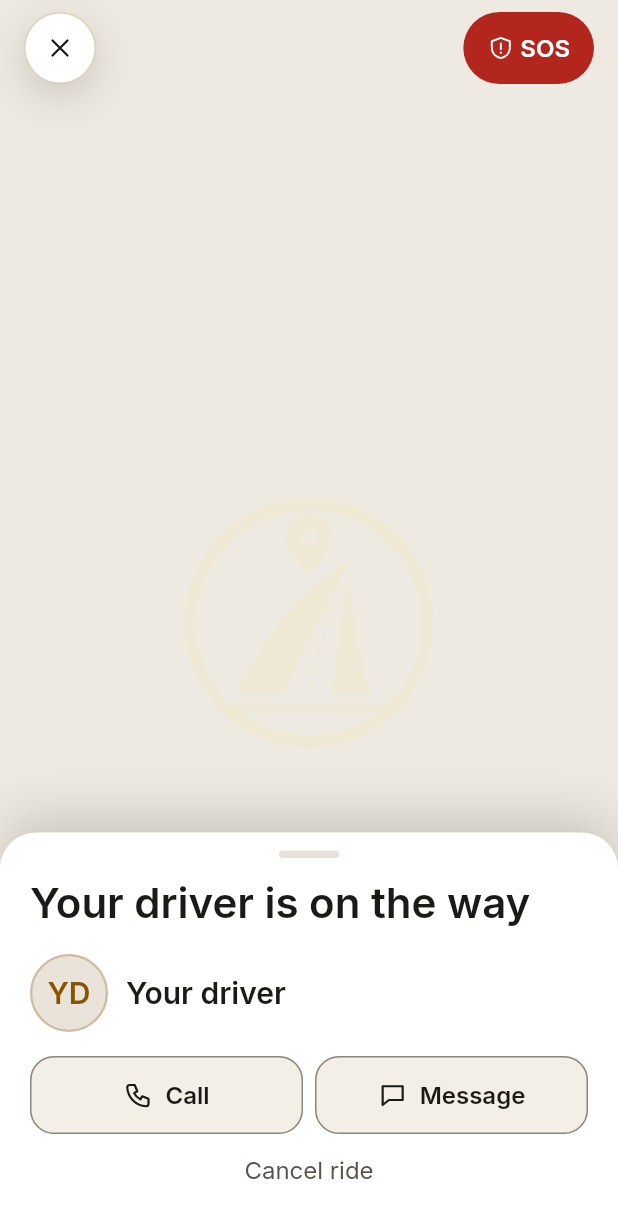
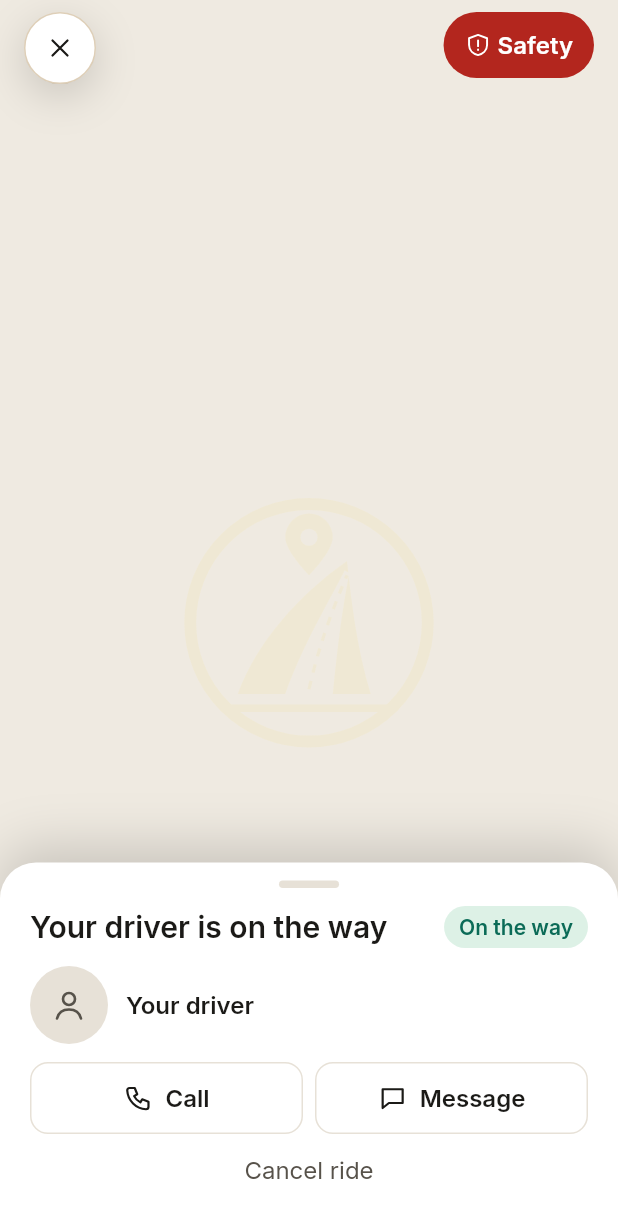
Before and after one commit to SaaradhiGo/SaaradhiGo-mobile, a Flutter app: the DriverFoundScreen screen opened by its route, on a phone screen of 412 x 824 dp. Shown: the top 1218 px of the screen. Run offline on Flutter 3.47's test engine with Material 3 defaults, Android fonts, the phone set to English and light mode, and no system bars; our stand-ins replace firebase_core, firebase_messaging, flutter_dotenv, flutter_local_notifications, flutter_riverpod, flutter_secure_storage and 11 more; missing offline and left inert: cached_network_image_ce, dart:js, flutter_background_service, flutter_cashfree_pg_sdk, flutter_polyline_points, razorpay_flutter; accounts and stored records are empty; network calls fail.

Commit message:
Rider: Choose a ride with locked fares, and the arriving sheet
Signed-in design (2026-11-08). Choose: one row per priced class with
"Locked" when the quote has a quote_id, "Fare held N min" from
quote_expires_at, and Book. Arriving: ETA and status pill, driver and
plate, the ride code as six dots until Show, class and locked fare.

Co-Authored-By: Claude Opus 5.5 <noreply@anthropic.com>

```diff
--- a/lib/l10n/app_en.arb
+++ b/lib/l10n/app_en.arb
@@ -479,5 +479,23 @@
   "deleteAccountFailed": "Could not delete your account. Try again.",
   "@deleteAccountFailed": {"description": "Delete account failed"},
   "menu": "Menu",
-  "@menu": {"description": "Home: the menu button over the map"}
+  "@menu": {"description": "Home: the menu button over the map"},
+  "chooseARide": "Choose a ride",
+  "@chooseARide": {"description": "Choose a ride sheet title"},
+  "fareHeldMin": "Fare held {n} min",
+  "@fareHeldMin": {"description": "Choose a ride: how long the quoted fare is held (from quote_expires_at)", "placeholders": {"n": {"type": "int"}}},
+  "arrivingInMin": "Arriving in {n} min",
+  "@arrivingInMin": {"description": "Driver arriving: title with the pickup ETA", "placeholders": {"n": {"type": "int"}}},
+  "statusOnTheWay": "On the way",
+  "@statusOnTheWay": {"description": "Driver arriving: status pill"},
+  "statusArrived": "Arrived",
+  "@statusArrived": {"description": "Driver arriving: status pill once the driver is at the pickup"},
+  "yourRideCode": "Your ride code",
+  "@yourRideCode": {"description": "Driver arriving: ride code panel label"},
+  "tellDriverInPerson": "Tell the driver in person",
+  "@tellDriverInPerson": {"description": "Driver arriving: ride code panel hint"},
+  "showCode": "Show",
+  "@showCode": {"description": "Ride code panel: reveal the code"},
+  "hideCode": "Hide",
+  "@hideCode": {"description": "Ride code panel: hide the code"}
 }
--- a/lib/l10n/app_localizations.dart
+++ b/lib/l10n/app_localizations.dart
@@ -1539,6 +1539,60 @@ abstract class AppLocalizations {
   /// In en, this message translates to:
   /// **'Menu'**
   String get menu;
+
+  /// Choose a ride sheet title
+  ///
+  /// In en, this message translates to:
+  /// **'Choose a ride'**
+  String get chooseARide;
+
+  /// Choose a ride: how long the quoted fare is held (from quote_expires_at)
+  ///
+  /// In en, this message translates to:
+  /// **'Fare held {n} min'**
+  String fareHeldMin(int n);
+
+  /// Driver arriving: title with the pickup ETA
+  ///
+  /// In en, this message translates to:
+  /// **'Arriving in {n} min'**
+  String arrivingInMin(int n);
+
+  /// Driver arriving: status pill
+  ///
+  /// In en, this message translates to:
+  /// **'On the way'**
+  String get statusOnTheWay;
+
+  /// Driver arriving: status pill once the driver is at the pickup
+  ///
+  /// In en, this message translates to:
+  /// **'Arrived'**
+  String get statusArrived;
+
+  /// Driver arriving: ride code panel label
+  ///
+  /// In en, this message translates to:
+  /// **'Your ride code'**
+  String get yourRideCode;
+
+  /// Driver arriving: ride code panel hint
+  ///
+  /// In en, this message translates to:
+  /// **'Tell the driver in person'**
+  String get tellDriverInPerson;
+
+  /// Ride code panel: reveal the code
+  ///
+  /// In en, this message translates to:
+  /// **'Show'**
+  String get showCode;
+
+  /// Ride code panel: hide the code
+  ///
+  /// In en, this message translates to:
+  /// **'Hide'**
+  String get hideCode;
 }
 
 class _AppLocalizationsDelegate
--- a/lib/l10n/needs_native_review.txt
+++ b/lib/l10n/needs_native_review.txt
@@ -6,3 +6,7 @@ searchADestination, menu, accountYourTrips, accountTripsHint, accountSavedPlaces
 accountNoSavedPlaces, accountPayment, accountTheme, accountHelp, accountSignOut,
 accountDelete, deleteAccountTitle, deleteAccountBody, deleteAccountConfirm,
 deleteAccountFailed
+
+Signed-in designs, 2026-11-08 (choose a ride, driver arriving):
+chooseARide, fareHeldMin, arrivingInMin, statusOnTheWay, statusArrived,
+yourRideCode, tellDriverInPerson, showCode, hideCode
--- a/lib/screens/home/rider_flow_screens.dart
+++ b/lib/screens/home/rider_flow_screens.dart
@@ -745,6 +745,12 @@ class _DriverFoundScreenState extends State<DriverFoundScreen> {
         final who = d.first.isEmpty ? l.yourDriver : d.first;
         final headline = arrived ? l.driverArrived(who) : l.driverOnWay(who);
         void sos() => showSafetySheet(context, trip: d.safety);
+        final fare = _lockedFare(mapProvider);
+        final type = mapProvider.selectedVehicleType;
+        final locked =
+            type != null &&
+            (mapProvider.fareEstimates[type]?['quote_id']?.toString() ?? '')
+                .isNotEmpty;
 
         return PopScope(
           canPop: _canPop,
@@ -770,13 +776,21 @@ class _DriverFoundScreenState extends State<DriverFoundScreen> {
             },
             topRight: SgSosPill(
               key: const ValueKey('arriving_sos_button'),
+              label: l.safety,
               onTap: sos,
             ),
             sheet: ArrivingT2Sheet(
-              // The pickup ETA at 52px only when there is one.
-              eta: (arrived || mins == null) ? null : l.minutesShort(mins),
+              // "Arriving in N min" only when there is a pickup ETA.
+              eta: (arrived || mins == null) ? null : l.arrivingInMin(mins),
               headline: headline,
               meetLine: d.meetLine,
+              status: arrived ? l.statusArrived : l.statusOnTheWay,
+              fareLine: [
+                vehicleClassName(mapProvider.selectedVehicleType),
+                paymentMethodLabel(l, mapProvider.selectedPaymentMethod),
+              ].where((s) => s.isNotEmpty).join(' \u00b7 '),
+              fareText: fare.fareText,
+              lockedLabel: locked ? l.locked : null,
               driver: SgDriverRow(
                 name: d.card.name,
                 rating: d.card.rating,
@@ -787,12 +801,14 @@ class _DriverFoundScreenState extends State<DriverFoundScreen> {
               pinPanel: d.pin.isEmpty
                   ? null
                   : SgPinPanel(
-                      label: l.ridePin,
-                      hint: l.ridePinHint,
+                      label: l.yourRideCode,
+                      hint: l.tellDriverInPerson,
                       pin: d.pin,
+                      showLabel: l.showCode,
+                      hideLabel: l.hideCode,
                     ),
-              // TODO(data): share trip, masked calling and the trip-share
-              // contact are not available, so there is no Share button.
+              // Share trip waits for a trip-share API (RiderFlags.shareTrip);
+              // Message stands in the second slot.
               actions: [
                 SgIconButtonWide(
                   key: const Key('arriving_call'),
--- a/lib/ui/sg_widgets.dart
+++ b/lib/ui/sg_widgets.dart
@@ -122,9 +122,9 @@ class SgPrimaryButton extends StatelessWidget {
     final on = onPressed != null;
     return Material(
       color: on ? SgColors.gold500 : SgColors.bg300,
-      borderRadius: BorderRadius.circular(SgRadius.md),
+      borderRadius: BorderRadius.circular(SgSpace.s3),
       child: InkWell(
-        borderRadius: BorderRadius.circular(SgRadius.md),
+        borderRadius: BorderRadius.circular(SgSpace.s3),
         onTap: onPressed,
         child: Container(
           height: 56,
--- a/lib/ui/trip_t2_widgets.dart
+++ b/lib/ui/trip_t2_widgets.dart
@@ -7,18 +7,21 @@ import 'package:flutter/material.dart';
 import 'sg_text.dart';
 import 'sg_tokens.dart';
 import 'sg_widgets.dart';
-import 'trip_widgets.dart' show SgStar, formatPlate, initialsOf;
+import 'trip_widgets.dart' show formatPlate;
 
 /// The red SOS pill, top right on the arriving and on-trip screens. It opens
 /// the existing safety flow.
 class SgSosPill extends StatelessWidget {
-  const SgSosPill({super.key, required this.onTap});
+  const SgSosPill({super.key, required this.onTap, this.label = 'SOS'});
   final VoidCallback onTap;
+
+  /// "Safety" on the arriving screen (design); SOS elsewhere.
+  final String label;
 
   @override
   Widget build(BuildContext context) => Semantics(
     button: true,
-    label: 'SOS',
+    label: label,
     excludeSemantics: true,
     child: Material(
       color: SgColors.danger,
@@ -28,8 +31,8 @@ class SgSosPill extends StatelessWidget {
         onTap: onTap,
         borderRadius: BorderRadius.circular(SgRadius.pill),
         child: Container(
-          height: kSgTouch,
-          padding: const EdgeInsets.symmetric(horizontal: SgSpace.s4),
+          height: 44,
+          padding: const EdgeInsets.symmetric(horizontal: 14),
           alignment: Alignment.center,
           child: Row(
             mainAxisSize: MainAxisSize.min,
@@ -37,7 +40,7 @@ class SgSosPill extends StatelessWidget {
               SgIcon(SgIcons.shield, size: 18, color: SgColors.onDanger),
               const SizedBox(width: SgSpace.s1),
               Text(
-                'SOS',
+                label,
                 style: SgText.body.copyWith(
                   color: SgColors.onDanger,
                   fontWeight: FontWeight.w600,
@@ -124,28 +127,37 @@ class SgNumberPlate extends StatelessWidget {
   }
 }
 
-/// The ride PIN on noir: every digit, gold, letter-spaced, 38px.
-class SgPinPanel extends StatelessWidget {
+/// The ride code (signed-in design rider-app-trip): hidden as six dots until
+/// the rider taps Show, so it is not read off the screen by someone nearby.
+class SgPinPanel extends StatefulWidget {
   const SgPinPanel({
     super.key,
     required this.label,
     required this.hint,
     required this.pin,
+    this.showLabel = 'Show',
+    this.hideLabel = 'Hide',
   });
   final String label;
   final String hint;
   final String pin;
+  final String showLabel;
+  final String hideLabel;
+
+  @override
+  State<SgPinPanel> createState() => _SgPinPanelState();
+}
+
+class _SgPinPanelState extends State<SgPinPanel> {
+  bool _shown = false;
 
   @override
   Widget build(BuildContext context) => Container(
     key: const Key('pin_panel'),
-    padding: const EdgeInsets.symmetric(
-      horizontal: SgSpace.s4,
-      vertical: SgSpace.s3,
-    ),
+    padding: const EdgeInsets.symmetric(horizontal: 14, vertical: SgSpace.s3),
     decoration: BoxDecoration(
-      color: SgColors.black,
-      borderRadius: BorderRadius.circular(SgRadius.lg),
+      color: SgColors.codeSoft,
+      borderRadius: BorderRadius.circular(SgSpace.s3),
     ),
     child: Row(
       children: [
@@ -154,24 +166,59 @@ class SgPinPanel extends StatelessWidget {
             crossAxisAlignment: CrossAxisAlignment.start,
             children: [
               Text(
-                label.toUpperCase(),
-                style: SgText.eyebrow.copyWith(color: SgColors.brandGold),
+                widget.label,
+                style: SgText.caption.copyWith(
+                  color: SgColors.goldText,
+                  fontWeight: FontWeight.w600,
                 ),
-              const SizedBox(height: 2),
-              Text(
-                hint,
-                style: SgText.caption.copyWith(color: SgPalette.dark.inkMuted),
               ),
+              Text(widget.hint, style: SgText.caption),
             ],
           ),
         ),
+        const SizedBox(width: SgSpace.s2),
+        if (_shown)
           Text(
-          pin,
+            widget.pin,
             key: const Key('ride_pin'),
-          style: SgText.fare.copyWith(
-            fontSize: SgText.sizeDisplay,
-            height: 1,
-            color: SgColors.brandGold,
+            style: SgText.title.copyWith(
+              letterSpacing: 2,
+              fontFeatures: const [FontFeature.tabularFigures()],
+            ),
+          )
+        else
+          Row(
+            key: const Key('ride_pin_dots'),
+            mainAxisSize: MainAxisSize.min,
+            children: [
+              for (var i = 0; i < widget.pin.length; i++) ...[
+                if (i > 0) const SizedBox(width: 5),
+                Container(
+                  width: 9,
+                  height: 9,
+                  decoration: BoxDecoration(
+                    color: SgColors.ink,
+                    shape: BoxShape.circle,
+                  ),
+                ),
+              ],
+            ],
+          ),
+        const SizedBox(width: SgSpace.s2),
+        InkWell(
+          key: const Key('ride_pin_toggle'),
+          onTap: () => setState(() => _shown = !_shown),
+          child: ConstrainedBox(
+            constraints: const BoxConstraints(minHeight: 44, minWidth: 44),
+            child: Center(
+              child: Text(
+                _shown ? widget.hideLabel : widget.showLabel,
+                style: SgText.caption.copyWith(
+                  color: SgColors.goldText,
+                  fontWeight: FontWeight.w600,
+                ),
+              ),
+            ),
           ),
         ),
       ],
@@ -200,50 +247,25 @@ class SgDriverRow extends StatelessWidget {
   @override
   Widget build(BuildContext context) => Row(
     children: [
-      // TODO(data): driver photo, trip count and languages are not sent;
-      // initials stand in.
+      // TODO(data): driver photo is not sent; a person icon stands in.
       Container(
         width: 52,
         height: 52,
         alignment: Alignment.center,
-        decoration: BoxDecoration(
-          color: SgColors.bg300,
-          shape: BoxShape.circle,
-          border: Border.all(color: SgColors.goldLine, width: 1.5),
-        ),
-        child: Text(
-          initialsOf(name),
-          style: SgText.title.copyWith(color: SgColors.goldText),
-        ),
+        decoration: BoxDecoration(color: SgColors.line, shape: BoxShape.circle),
+        child: SgIcon(SgIcons.user, size: 24, color: SgColors.inkMuted),
       ),
       const SizedBox(width: SgSpace.s3),
       Expanded(
         child: Column(
           crossAxisAlignment: CrossAxisAlignment.start,
           children: [
-            Row(
-              children: [
-                Flexible(
-                  child: Text(
-                    name,
+            Text(
+              rating == null ? name : '$name \u00b7 $rating',
+              key: const Key('driver_name_line'),
               maxLines: 1,
               overflow: TextOverflow.ellipsis,
-                    style: SgText.title,
-                  ),
-                ),
-                if (rating != null) ...[
-                  const SizedBox(width: SgSpace.s2),
-                  SgStar(color: SgColors.goldText),
-                  const SizedBox(width: 2),
-                  Text(
-                    rating!,
-                    style: SgText.caption.copyWith(
-                      color: SgColors.goldText,
-                      fontWeight: FontWeight.w600,
-                    ),
-                  ),
-                ],
-              ],
+              style: SgText.body.copyWith(fontWeight: FontWeight.w600),
             ),
             if (vehicleLine != null && vehicleLine!.isNotEmpty)
               Text(
@@ -252,14 +274,33 @@ class SgDriverRow extends StatelessWidget {
                 overflow: TextOverflow.ellipsis,
                 style: SgText.caption,
               ),
-            if (plate != null && plate!.isNotEmpty)
-              Padding(
-                padding: const EdgeInsets.only(top: SgSpace.s1),
-                child: SgNumberPlate(plate!, indian: indianPlate),
-              ),
           ],
         ),
       ),
+      if (plate != null && plate!.isNotEmpty) ...[
+        const SizedBox(width: SgSpace.s2),
+        Flexible(
+          child: FittedBox(
+            fit: BoxFit.scaleDown,
+            alignment: Alignment.centerRight,
+            child: Container(
+              key: const Key('plate_box'),
+              padding: const EdgeInsets.symmetric(horizontal: 8, vertical: 6),
+              decoration: BoxDecoration(
+                borderRadius: BorderRadius.circular(SgSpace.s2),
+                border: Border.all(color: SgColors.ink, width: 2),
+              ),
+              child: Text(
+                formatPlate(plate!),
+                style: SgText.caption.copyWith(
+                  color: SgColors.ink,
+                  fontWeight: FontWeight.w600,
+                ),
+              ),
+            ),
+          ),
+        ),
+      ],
       ?trailing,
     ],
   );
@@ -283,16 +324,16 @@ class SgIconButtonWide extends StatelessWidget {
   Widget build(BuildContext context) {
     final c = danger ? SgColors.danger : SgColors.ink;
     return Material(
-      color: SgColors.bg200,
-      borderRadius: BorderRadius.circular(SgRadius.md),
+      color: SgColors.bg100,
+      borderRadius: BorderRadius.circular(SgSpace.s3),
       child: InkWell(
         onTap: onTap,
-        borderRadius: BorderRadius.circular(SgRadius.md),
+        borderRadius: BorderRadius.circular(SgSpace.s3),
         child: Container(
-          height: 52,
+          height: 48,
           decoration: BoxDecoration(
-            borderRadius: BorderRadius.circular(SgRadius.md),
-            border: Border.all(color: SgColors.lineStrong),
+            borderRadius: BorderRadius.circular(SgSpace.s3),
+            border: Border.all(color: SgColors.line),
           ),
           child: Row(
             mainAxisAlignment: MainAxisAlignment.center,
@@ -318,7 +359,8 @@ class SgIconButtonWide extends StatelessWidget {
   }
 }
 
-/// Driver arriving (screen 7).
+/// Driver arriving (signed-in design rider-app-trip): the ETA and status, the
+/// driver and plate, the ride code, the class and locked fare, then actions.
 class ArrivingT2Sheet extends StatelessWidget {
   const ArrivingT2Sheet({
     super.key,
@@ -328,19 +370,33 @@ class ArrivingT2Sheet extends StatelessWidget {
     required this.actions,
     this.eta,
     this.meetLine,
+    this.status,
+    this.fareLine,
+    this.fareText,
+    this.lockedLabel,
     this.cancelLabel,
     this.onCancel,
     this.cancelNote,
   });
 
-  /// "4 min" at 52px, or null when there is no pickup ETA.
+  /// "Arriving in 4 min", or null when there is no pickup ETA.
   final String? eta;
 
-  /// Under the ETA ("Ravi is on the way"), or alone when there is no ETA.
+  /// "Ravi is on the way": the title when there is no ETA.
   final String headline;
   final String? meetLine;
+
+  /// The pill beside the title: "On the way", "Arrived".
+  final String? status;
   final Widget driver;
   final Widget? pinPanel;
+
+  /// "Mini · Cash" and the fare the rider booked at.
+  final String? fareLine;
+  final String? fareText;
+
+  /// "Locked", only when the booking used a quote.
+  final String? lockedLabel;
   final List<Widget> actions;
   final String? cancelLabel;
   final VoidCallback? onCancel;
@@ -353,29 +409,59 @@ class ArrivingT2Sheet extends StatelessWidget {
         mainAxisSize: MainAxisSize.min,
         crossAxisAlignment: CrossAxisAlignment.stretch,
         children: [
-          if (eta != null)
+          Row(
+            children: [
+              Expanded(
+                child: Column(
+                  crossAxisAlignment: CrossAxisAlignment.start,
+                  children: [
                     Text(
-              eta!,
-              key: const Key('arriving_eta'),
-              style: SgText.fare.copyWith(
-                fontSize: SgText.sizeDisplay,
-                height: 1,
-              ),
-            ),
-          Text(
-            headline,
+                      eta ?? headline,
                       key: const Key('arriving_headline'),
-            style: eta == null ? SgText.heading : SgText.title,
+                      style: SgText.title,
                     ),
                     if (meetLine != null && meetLine!.isNotEmpty)
                       Text(meetLine!, style: SgText.caption),
-          const SizedBox(height: SgSpace.s4),
+                  ],
+                ),
+              ),
+              if (status != null) SgStatusPill(status!),
+            ],
+          ),
+          const SizedBox(height: SgSpace.s3),
           driver,
           if (pinPanel != null) ...[
-            const SizedBox(height: SgSpace.s4),
+            const SizedBox(height: SgSpace.s3),
             pinPanel!,
           ],
-          const SizedBox(height: SgSpace.s4),
+          if (fareText != null && fareText!.isNotEmpty) ...[
+            const SizedBox(height: SgSpace.s3),
+            Container(
+              key: const Key('arriving_fare'),
+              padding: const EdgeInsets.symmetric(vertical: 10),
+              decoration: BoxDecoration(
+                border: Border(top: BorderSide(color: SgColors.divider)),
+              ),
+              child: Row(
+                children: [
+                  Expanded(
+                    child: Text(
+                      fareLine ?? '',
+                      maxLines: 1,
+                      overflow: TextOverflow.ellipsis,
+                      style: SgText.body.copyWith(fontWeight: FontWeight.w600),
+                    ),
+                  ),
+                  Text(fareText!, style: SgText.fare),
+                  if (lockedLabel != null) ...[
+                    const SizedBox(width: SgSpace.s2),
+                    SgStatusPill(lockedLabel!, icon: SgIcons.lock),
+                  ],
+                ],
+              ),
+            ),
+          ],
+          const SizedBox(height: SgSpace.s3),
           Row(
             children: [
               for (var i = 0; i < actions.length; i++) ...[
@@ -405,6 +491,39 @@ class ArrivingT2Sheet extends StatelessWidget {
             ),
         ],
       ),
+    ),
+  );
+}
+
+/// A green 28px pill: "On the way", "Locked" (design `.pill.ok`).
+class SgStatusPill extends StatelessWidget {
+  const SgStatusPill(this.text, {super.key, this.icon});
+  final String text;
+  final String? icon;
+
+  @override
+  Widget build(BuildContext context) => Container(
+    height: 28,
+    padding: const EdgeInsets.symmetric(horizontal: 10),
+    decoration: BoxDecoration(
+      color: SgColors.okSoft,
+      borderRadius: BorderRadius.circular(SgRadius.pill),
+    ),
+    child: Row(
+      mainAxisSize: MainAxisSize.min,
+      children: [
+        if (icon != null) ...[
+          SgIcon(icon!, size: 14, color: SgColors.success),
+          const SizedBox(width: 6),
+        ],
+        Text(
+          text,
+          style: SgText.caption.copyWith(
+            color: SgColors.success,
+            fontWeight: FontWeight.w600,
+          ),
+        ),
+      ],
     ),
   );
 }
```
Also changed, not shown: lib/l10n/app_hi.arb (+19 -1 lines), lib/l10n/app_localizations_en.dart (+31 -0 lines), lib/l10n/app_localizations_hi.dart (+31 -0 lines), lib/l10n/app_localizations_te.dart (+31 -0 lines), lib/l10n/app_te.arb (+19 -1 lines), lib/ui/choose_ride_sheet.dart (+106 -109 lines), 8 other files. Lines whose indentation alone changed are shown as unchanged.
